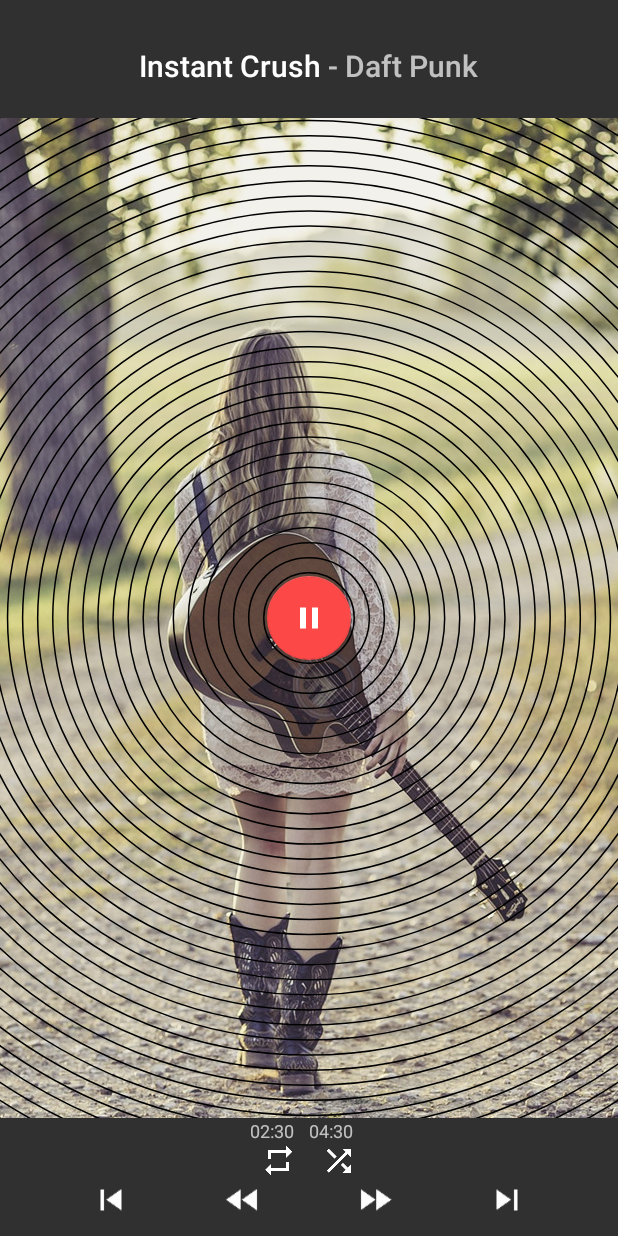
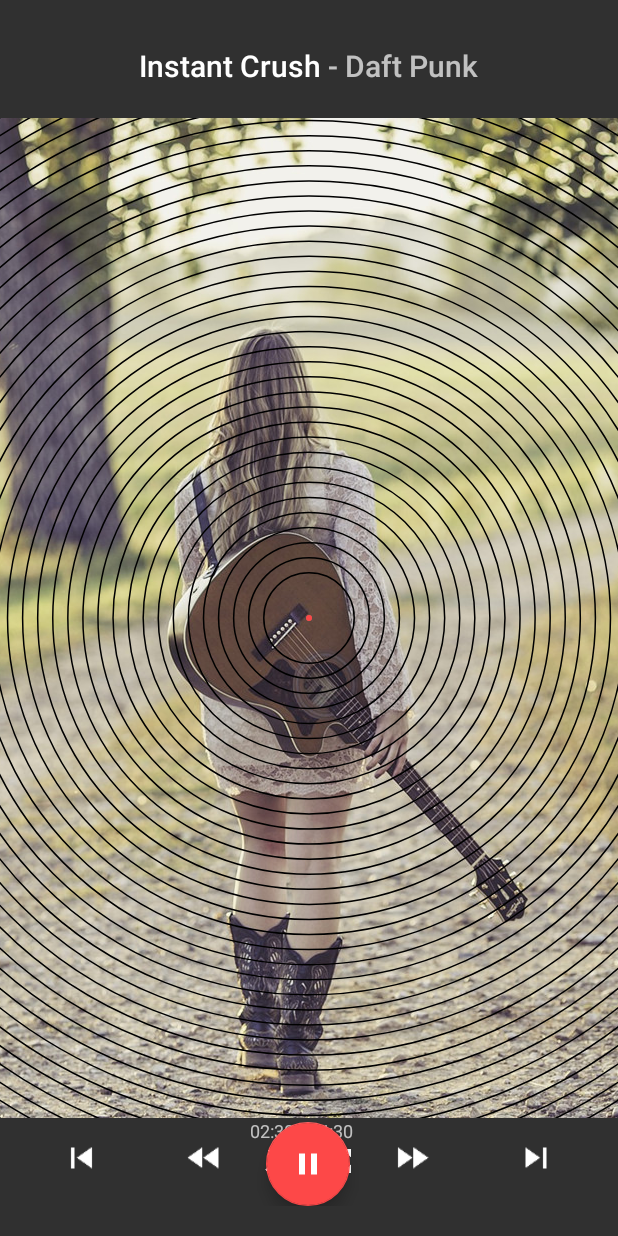
Before and after one commit to Totorowow/TangliMusicPlayer, an Android app: the layout content_detail.xml on its own in the app's theme, with its tools: preview values and no code run, on a phone screen of 412 x 824 dp. Run offline under Robolectric (Android 15) with nearby library versions, the phone set to English and light mode, and no system bars.

Commit message:
update code

```diff
--- a/tangliMusicPlayer/src/main/res/layout/activity_main.xml
+++ b/tangliMusicPlayer/src/main/res/layout/activity_main.xml
@@ -108,7 +108,6 @@
             android:layout_alignParentEnd="true"
             android:layout_centerVertical="true"
             android:background="?attr/selectableItemBackgroundBorderless"
-            android:clickable="true"
             android:src="@drawable/ic_more_vert_white_24dp"/>
 
     </RelativeLayout>
--- a/tangliMusicPlayer/src/main/res/layout/content_detail.xml
+++ b/tangliMusicPlayer/src/main/res/layout/content_detail.xml
@@ -32,16 +32,7 @@
         android:transitionName="@string/transition_name_progress"
         android:layout_height="wrap_content" android:layout_width="wrap_content"/>
 
-    <com.google.android.material.floatingactionbutton.FloatingActionButton
-        android:id="@+id/fab"
-        android:layout_width="wrap_content"
-        android:layout_height="wrap_content"
-        android:layout_centerInParent="true"
-        android:onClick="onFabClick"
-        android:scaleType="center"
-        android:src="@drawable/ic_pause_animatable"
-        android:transitionName="@string/transition_name_fab"
-        />
+
 
     <Space
         android:id="@+id/timers_anchor"
@@ -109,33 +100,49 @@
         android:layout_height="wrap_content"
         android:layout_alignParentBottom="true"
         android:gravity="center_horizontal"
+        android:layout_marginBottom="20dp"
         android:transitionGroup="true">
 
         <ImageView
             android:id="@+id/previous"
             style="@style/Widget.AppCompat.Button.Borderless"
-            android:layout_width="wrap_content"
+            android:layout_width="0dp"
+            android:layout_weight="1"
             android:layout_height="wrap_content"
             android:src="@drawable/ic_skip_previous_white_24dp"/>
 
         <ImageView
             android:id="@+id/rewind"
             style="@style/Widget.AppCompat.Button.Borderless"
-            android:layout_width="wrap_content"
+            android:layout_width="0dp"
+            android:layout_weight="1"
             android:layout_height="wrap_content"
             android:src="@drawable/ic_fast_rewind_white_24dp"/>
+
+        <com.google.android.material.floatingactionbutton.FloatingActionButton
+            android:id="@+id/fab"
+            android:layout_width="0dp"
+            android:layout_weight="1"
+            android:layout_height="wrap_content"
+            android:onClick="onFabClick"
+            android:scaleType="center"
+            android:src="@drawable/ic_pause_animatable"
+            android:transitionName="@string/transition_name_fab"
+            />
 
         <ImageView
             android:id="@+id/forward"
             style="@style/Widget.AppCompat.Button.Borderless"
-            android:layout_width="wrap_content"
+            android:layout_width="0dp"
+            android:layout_weight="1"
             android:layout_height="wrap_content"
             android:src="@drawable/ic_fast_forward_white_24dp"/>
 
         <ImageView
             android:id="@+id/next"
             style="@style/Widget.AppCompat.Button.Borderless"
-            android:layout_width="wrap_content"
+            android:layout_width="0dp"
+            android:layout_weight="1"
             android:layout_height="wrap_content"
             android:src="@drawable/ic_skip_next_white_24dp"/>
 
```
Also changed, not shown: 1 other file.
